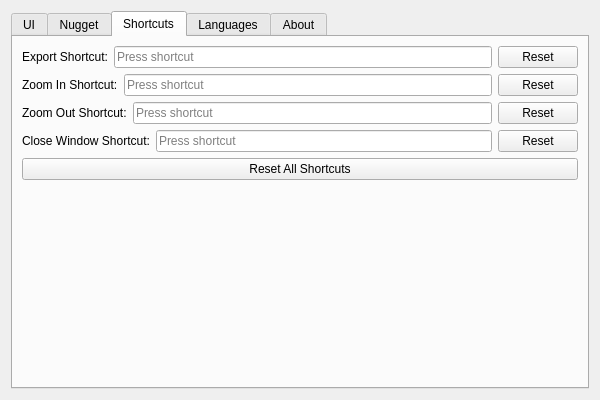
squairdev/OpenPoster, file ui/settings_dialog.ui: the form before one commit.
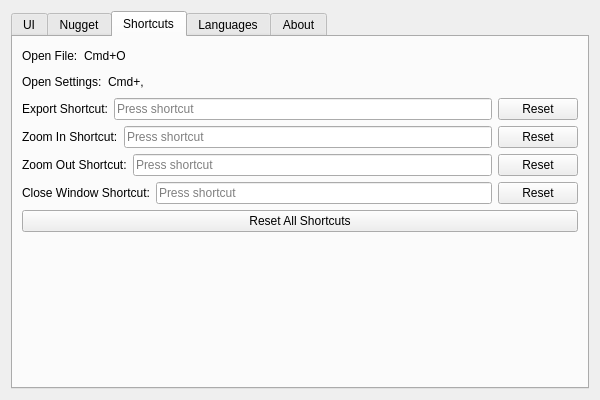
The form after the commit. The open tabs and pages were chosen to show the change.

Commit message: New Cmd+O and Cmd+, keyboard shortcut (#19)

```diff
--- a/ui/settings_dialog.ui
+++ b/ui/settings_dialog.ui
@@ -126,6 +126,68 @@
        <property name="alignment">
         <set>Qt::AlignTop</set>
        </property>
+       <item>
+        <layout class="QHBoxLayout" name="openFileShortcutRowLayout">
+         <item>
+          <widget class="QLabel" name="openFileShortcutLabel">
+           <property name="text">
+            <string>Open File:</string>
+           </property>
+          </widget>
+         </item>
+         <item>
+          <widget class="QLabel" name="openFileShortcutDisplay">
+           <property name="text">
+            <string>Cmd+O</string>
+           </property>
+          </widget>
+         </item>
+         <item>
+          <spacer name="openFileShortcutSpacer">
+           <property name="orientation">
+            <enum>Qt::Horizontal</enum>
+           </property>
+           <property name="sizeHint" stdset="0">
+            <size>
+             <width>40</width>
+             <height>20</height>
+            </size>
+           </property>
+          </spacer>
+         </item>
+        </layout>
+       </item>
+       <item>
+        <layout class="QHBoxLayout" name="settingsShortcutRowLayout">
+         <item>
+          <widget class="QLabel" name="settingsShortcutLabel">
+           <property name="text">
+            <string>Open Settings:</string>
+           </property>
+          </widget>
+         </item>
+         <item>
+          <widget class="QLabel" name="settingsShortcutDisplay">
+           <property name="text">
+            <string>Cmd+,</string>
+           </property>
+          </widget>
+         </item>
+         <item>
+          <spacer name="settingsShortcutSpacer">
+           <property name="orientation">
+            <enum>Qt::Horizontal</enum>
+           </property>
+           <property name="sizeHint" stdset="0">
+            <size>
+             <width>40</width>
+             <height>20</height>
+            </size>
+           </property>
+          </spacer>
+         </item>
+        </layout>
+       </item>
        <item>
         <layout class="QHBoxLayout" name="exportShortcutRowLayout">
          <item>
```
Left out of the diff: 29 changed lines with no effect on the pictures. The commit also changes 5 other files.
